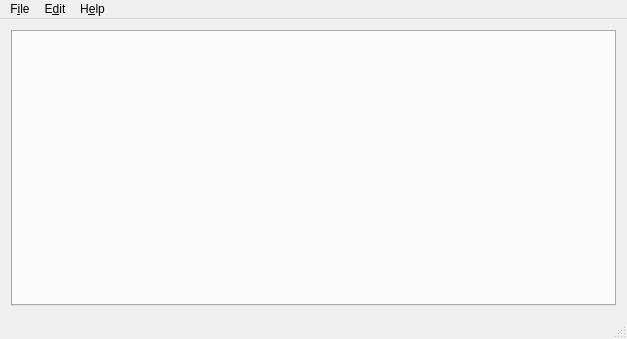
The window that mainwindow.ui (h3r3x3/XLCloudClient) describes before a commit, drawn with Qt 5.
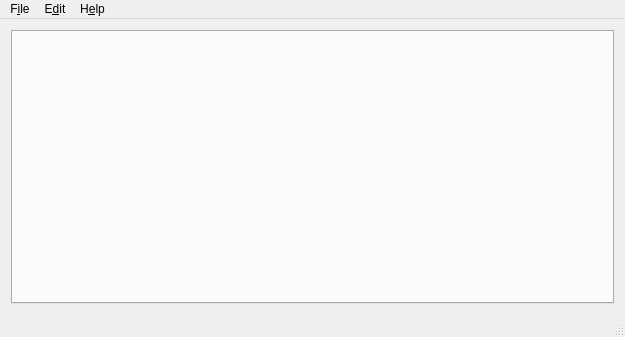
The same window after the commit. Icons and pictures are not drawn.

The edit to the form file:
```diff
--- a/mainwindow.ui
+++ b/mainwindow.ui
@@ -6,8 +6,8 @@
    <rect>
     <x>0</x>
     <y>0</y>
-    <width>627</width>
-    <height>339</height>
+    <width>625</width>
+    <height>337</height>
    </rect>
   </property>
   <property name="windowTitle">
@@ -29,7 +29,7 @@
     <rect>
      <x>0</x>
      <y>0</y>
-     <width>627</width>
+     <width>625</width>
      <height>21</height>
     </rect>
    </property>
```
Left out of the diff: 4 changed lines with no effect on the pictures.
